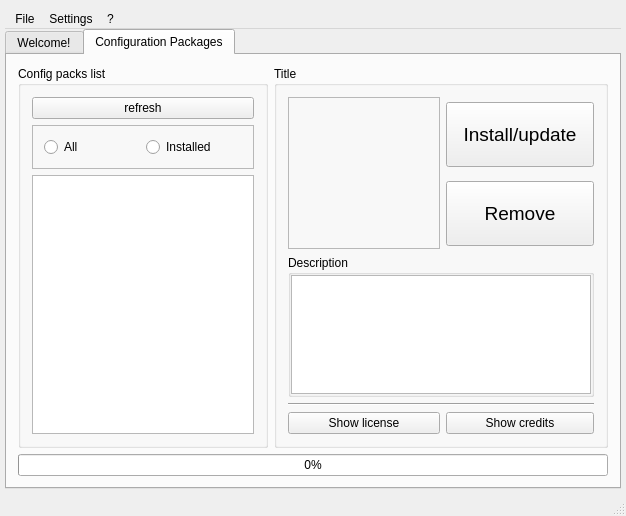
The window that Manager/mainwindow.ui (WohlSoft/Moondust-Project) describes before a commit, drawn with Qt 5.
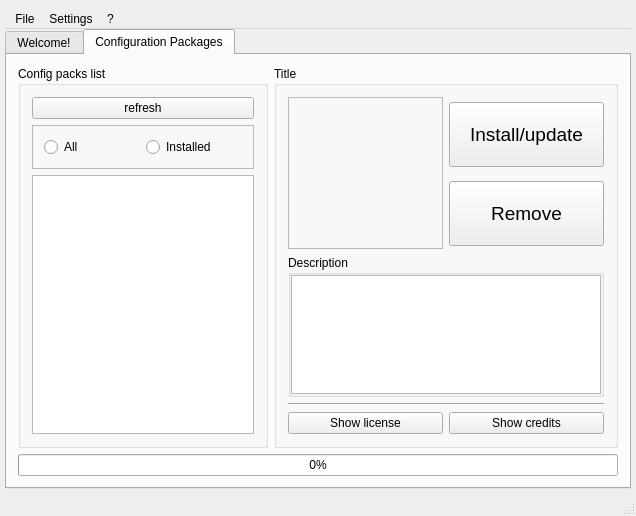
The same window after the commit.

Diff of the .ui file:
```diff
--- a/Manager/mainwindow.ui
+++ b/Manager/mainwindow.ui
@@ -6,7 +6,7 @@
    <rect>
     <x>0</x>
     <y>0</y>
-    <width>626</width>
+    <width>636</width>
     <height>516</height>
    </rect>
   </property>
```
Left out of the diff: 9 changed lines with no effect on the pictures.
